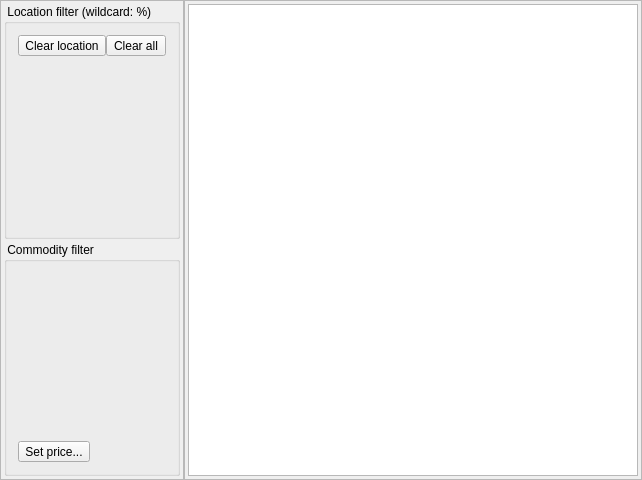
Old version of the form source/MainWindow.ui in the repository Flk427/edth.
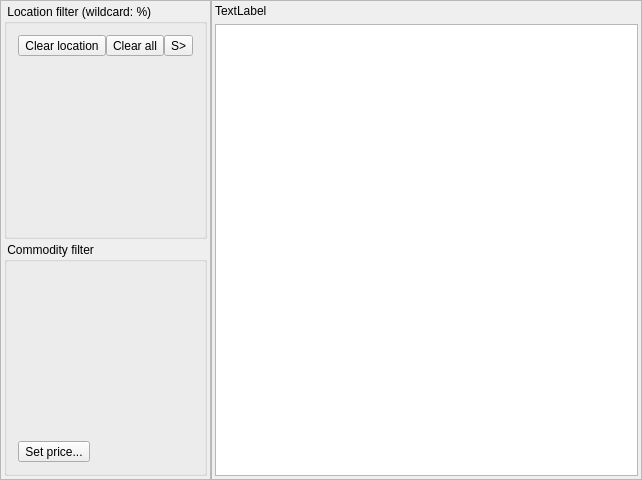
New version of the form. Custom widgets are drawn as their Qt base class.

```diff
--- a/source/MainWindow.ui
+++ b/source/MainWindow.ui
@@ -112,6 +112,13 @@
               </property>
              </widget>
             </item>
+            <item>
+             <widget class="QToolButton" name="btnAddFilter">
+              <property name="text">
+               <string>S&gt;</string>
+              </property>
+             </widget>
+            </item>
            </layout>
           </item>
           <item>
@@ -202,6 +209,15 @@
         <number>3</number>
        </property>
        <item>
+        <layout class="QVBoxLayout" name="verticalLayout_5">
+         <item>
+          <widget class="QLabel" name="lbSystemsFilter">
+           <property name="text">
+            <string>TextLabel</string>
+           </property>
+          </widget>
+         </item>
+         <item>
         <widget class="QTableView" name="tableView">
          <property name="selectionMode">
           <enum>QAbstractItemView::SingleSelection</enum>
@@ -210,6 +226,8 @@
           <enum>QAbstractItemView::SelectRows</enum>
          </property>
         </widget>
+         </item>
+        </layout>
        </item>
       </layout>
      </widget>
```
Lines whose indentation alone changed are shown as unchanged.
